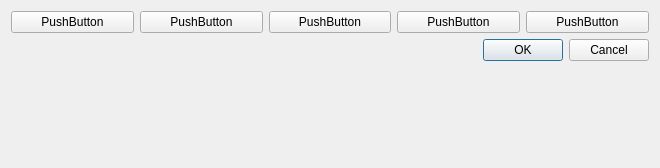
Qt form Src/Window/smallpartslistoptions.ui (tobiasfalk/KiCAD-FreeCAD-TechDraw-Template-Generator) before a commit.
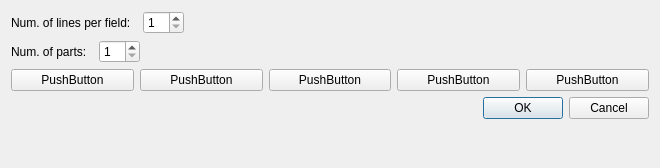
The same form after that commit.

Diff of the .ui file:
```diff
--- a/Src/Window/smallpartslistoptions.ui
+++ b/Src/Window/smallpartslistoptions.ui
@@ -14,6 +14,68 @@
    <string>Dialog</string>
   </property>
   <layout class="QVBoxLayout" name="verticalLayout">
+   <item>
+    <layout class="QHBoxLayout" name="horizontalLayout_2">
+     <item>
+      <widget class="QLabel" name="label">
+       <property name="text">
+        <string>Num. of lines per field:  </string>
+       </property>
+      </widget>
+     </item>
+     <item>
+      <widget class="QSpinBox" name="SmallPartsListNumLinesPerFieldSpinBox">
+       <property name="minimum">
+        <number>1</number>
+       </property>
+      </widget>
+     </item>
+     <item>
+      <spacer name="horizontalSpacer">
+       <property name="orientation">
+        <enum>Qt::Horizontal</enum>
+       </property>
+       <property name="sizeHint" stdset="0">
+        <size>
+         <width>40</width>
+         <height>20</height>
+        </size>
+       </property>
+      </spacer>
+     </item>
+    </layout>
+   </item>
+   <item>
+    <layout class="QHBoxLayout" name="horizontalLayout_3">
+     <item>
+      <widget class="QLabel" name="label_2">
+       <property name="text">
+        <string>Num. of parts:  </string>
+       </property>
+      </widget>
+     </item>
+     <item>
+      <widget class="QSpinBox" name="SmallPartsListNumPartsSpinBox">
+       <property name="minimum">
+        <number>1</number>
+       </property>
+      </widget>
+     </item>
+     <item>
+      <spacer name="horizontalSpacer_2">
+       <property name="orientation">
+        <enum>Qt::Horizontal</enum>
+       </property>
+       <property name="sizeHint" stdset="0">
+        <size>
+         <width>40</width>
+         <height>20</height>
+        </size>
+       </property>
+      </spacer>
+     </item>
+    </layout>
+   </item>
    <item>
     <layout class="QHBoxLayout" name="horizontalLayout">
      <item>
```
